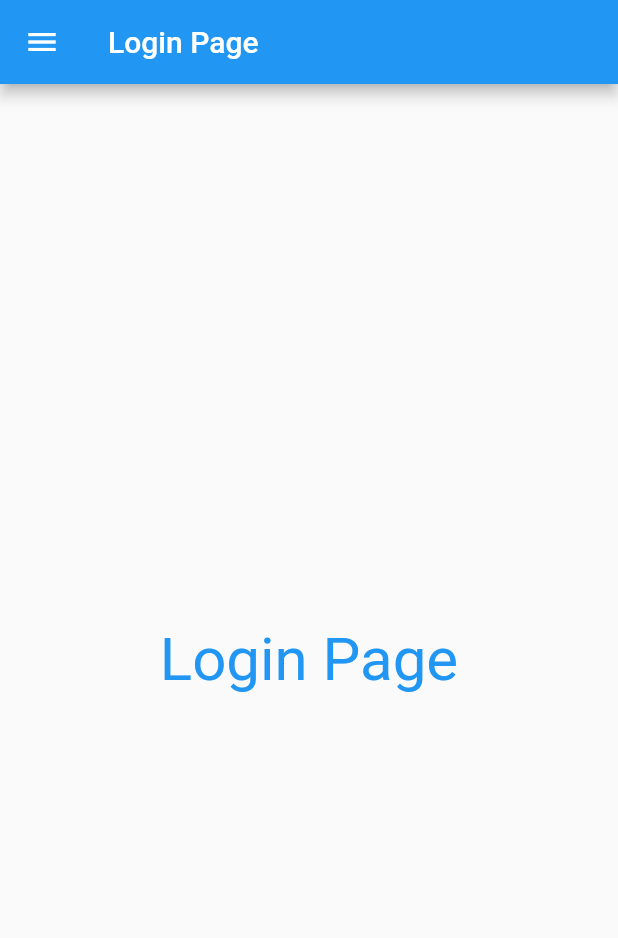
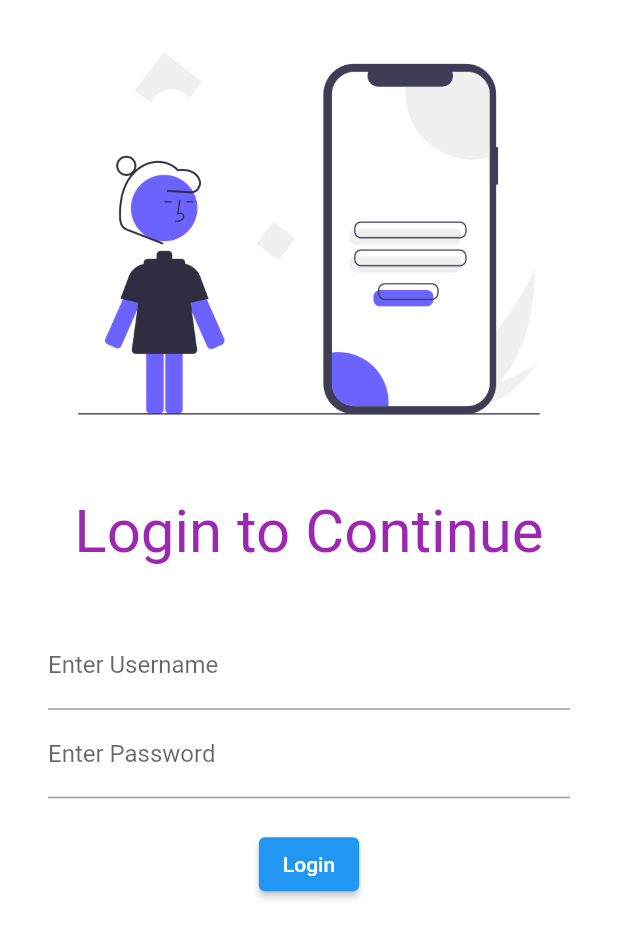
Before and after one commit to anshab09/dartcourse, a Flutter app: the screen it shows after launch, on a phone screen of 412 x 824 dp. Shown: the top 938 px of the screen. Run offline on Flutter 3.47's test engine with Material 2 defaults, Android fonts, the phone set to English and light mode, and no system bars.

Commit message:
loginpageui Day 4

```diff
--- a/flutter/flutter_complete_guide/lib/pages/login_page.dart
+++ b/flutter/flutter_complete_guide/lib/pages/login_page.dart
@@ -4,17 +4,43 @@ class Loginpage extends StatelessWidget {
 
   @override
   Widget build(BuildContext context) {
-    return Scaffold(
-      appBar: AppBar(
-        title: Text("Login Page"),
-      ),
-      body: Center(
-        child: Text("Login Page",style: TextStyle(
-          fontSize: 40,
-          color: Colors.blue
-        )),
-      ),
-      drawer: Drawer(),
+    return Material(
+      color: Colors.white,
+     child: Column(
+       children: [
+         Image.asset("assets/login_img.png",fit: BoxFit.cover,),
+         SizedBox(height: 20,),
+       Text("Login to Continue",style: TextStyle(
+         fontSize: 40,
+         color: Colors.purple
+       ),),
+       SizedBox(height: 20,),
+       Padding(
+         padding: const EdgeInsets.symmetric(vertical: 16.0, horizontal: 32.0),
+         child: Column(
+           children: [
+             TextFormField(
+           decoration: InputDecoration(
+             hintText: ("Username"),
+             label: Text("Enter Username")
+           ),
+         ),
+         TextFormField(
+           obscureText: true,
+           decoration: InputDecoration(
+             hintText: ("Password"),
+             label: Text("Enter Password")
+           ),
+         ),
+         SizedBox(height: 20,),
+           ElevatedButton(child: Text("Login"),onPressed: (){
+             print("Working");
+           },)
+           ],
+         ),
+       )
+       ],
+     )
     );
   }
 }
--- a/flutter/flutter_complete_guide/pubspec.yaml
+++ b/flutter/flutter_complete_guide/pubspec.yaml
@@ -45,8 +45,8 @@ flutter:
   uses-material-design: true
 
   # To add assets to your application, add an assets section, like this:
-  # assets:
-  #   - images/a_dot_burr.jpeg
+  assets:
+     - assets/
   #   - images/a_dot_ham.jpeg
 
   # An image asset can refer to one or more resolution-specific "variants", see
```
Also changed, not shown: flutter/flutter_complete_guide/assets/login_img.png (added).
